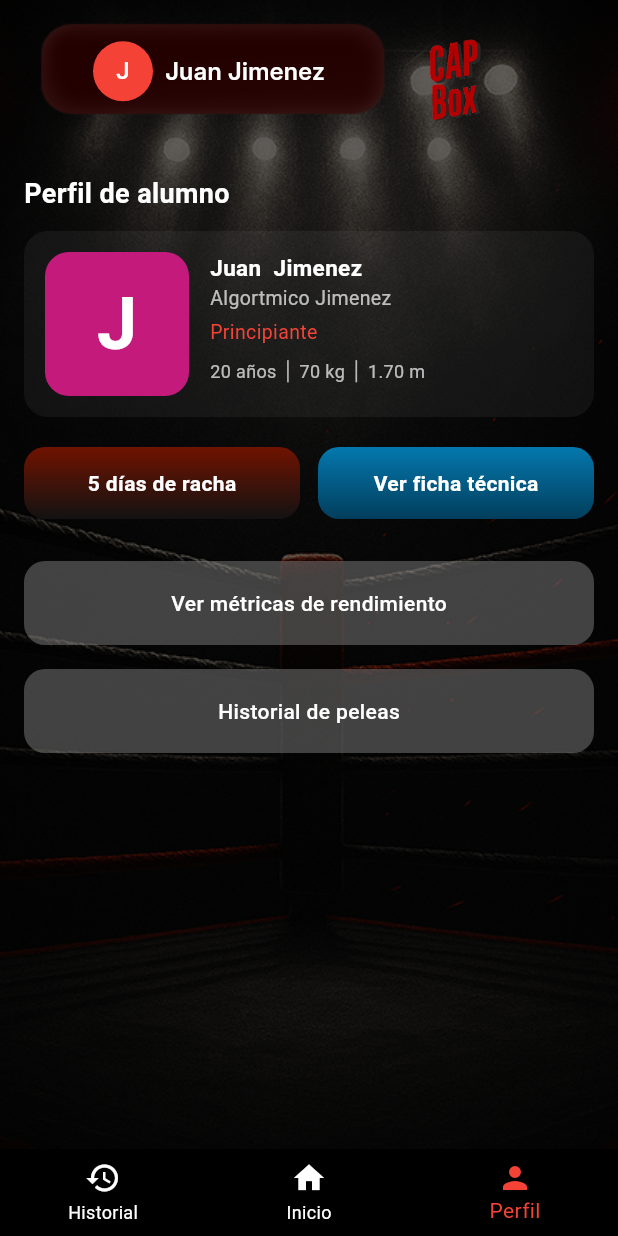
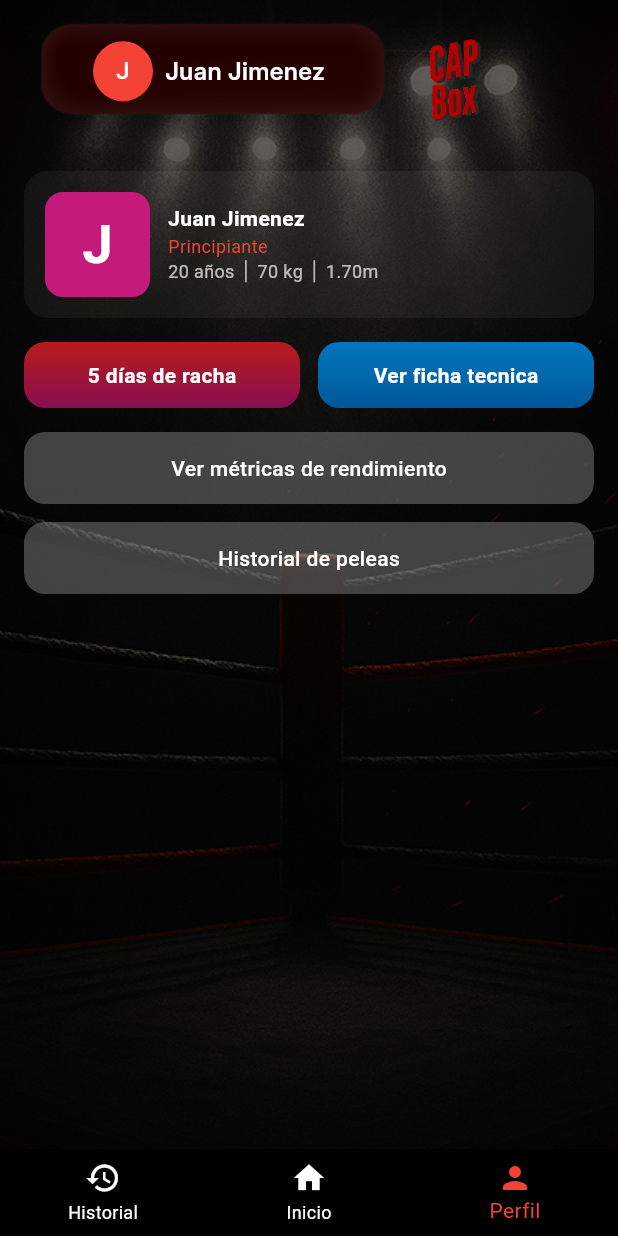
Before and after one commit to karenborralles/capbox, a Flutter app: the BoxerProfilePage screen opened by its route, on a phone screen of 412 x 824 dp. Run offline on Flutter 3.47's test engine with Material 3 defaults, Android fonts, the phone set to English and light mode, and no system bars; our stand-ins replace dio, fl_chart, go_router, google_sign_in.

Commit message:
vista perfil e historial

```diff
--- a/lib/features/boxer/presentation/pages/boxer_profile_page.dart
+++ b/lib/features/boxer/presentation/pages/boxer_profile_page.dart
@@ -19,7 +19,7 @@ class BoxerProfilePage extends StatelessWidget {
             height: double.infinity,
             fit: BoxFit.cover,
           ),
-          Container(color: Colors.black.withOpacity(.6)),
+          Container(color: Colors.black.withOpacity(0.6)),
           SafeArea(
             child: SingleChildScrollView(
               padding: const EdgeInsets.symmetric(horizontal: 16, vertical: 8),
@@ -27,50 +27,31 @@ class BoxerProfilePage extends StatelessWidget {
                 crossAxisAlignment: CrossAxisAlignment.start,
                 children: [
                   const BoxerHeader(),
-                  const SizedBox(height: 18),
-                  const Text(
-                    'Perfil de alumno',
-                    style: TextStyle(
-                      color: Colors.white,
-                      fontSize: 18,
-                      fontWeight: FontWeight.w700,
-                    ),
-                  ),
-                  const SizedBox(height: 12),
+                  const SizedBox(height: 16),
                   _studentCard(),
-                  const SizedBox(height: 20),
+                  const SizedBox(height: 16),
                   Row(
                     children: [
-                      Expanded(
-                        child: _pillButton(
-                          '5 días de racha',
-                          [Color(0xFF701300), Color(0xFF121212)],
-                        ),
-                      ),
+                      Expanded(child: _streakButton('5 días de racha')),
                       const SizedBox(width: 12),
                       Expanded(
                         child: GestureDetector(
-                          onTap: () {
-                            context.go('/ficha-tecnica');
-                          },
-                          child: _pillButton(
-                            'Ver ficha técnica',
-                            [Color(0xFF0478AE), Color(0xFF023E5C)],
-                          ),
+                          onTap: () => context.go('/ficha-tecnica'),
+                          child: _actionButton('Ver ficha tecnica'),
                         ),
                       ),
                     ],
                   ),
-                  const SizedBox(height: 28),
+                  const SizedBox(height: 16),
                   GestureDetector(
-                    onTap: () {
-                      context.go('/metrics');
-                    },
+                    onTap: () => context.go('/metrics'),
                     child: _bigAction('Ver métricas de rendimiento'),
                   ),
-                  const SizedBox(height: 16),
-                  _bigAction('Historial de peleas'),
-                  const SizedBox(height: 32),
+                  const SizedBox(height: 12),
+                  GestureDetector(
+                    onTap: () => context.go('/historial'),
+                    child: _bigAction('Historial de peleas'),
+                  ),
                 ],
               ),
             ),
@@ -83,59 +64,58 @@ class BoxerProfilePage extends StatelessWidget {
   Widget _studentCard() => Container(
         padding: const EdgeInsets.all(14),
         decoration: BoxDecoration(
-          color: Colors.white.withOpacity(.05),
+          color: Colors.white.withOpacity(0.05),
           borderRadius: BorderRadius.circular(16),
         ),
         child: Row(
-          crossAxisAlignment: CrossAxisAlignment.start,
           children: [
-            _avatarBig(),
-            const SizedBox(width: 14),
+            Container(
+              width: 70,
+              height: 70,
+              decoration: BoxDecoration(
+                color: const Color(0xFFC31A7B),
+                borderRadius: BorderRadius.circular(12),
+              ),
+              alignment: Alignment.center,
+              child: const Text(
+                'J',
+                style: TextStyle(
+                  color: Colors.white,
+                  fontSize: 36,
+                  fontWeight: FontWeight.bold,
+                ),
+              ),
+            ),
+            const SizedBox(width: 12),
             const Expanded(
               child: Column(
                 crossAxisAlignment: CrossAxisAlignment.start,
                 children: [
-                  Text('Juan  Jimenez',
-                      style: TextStyle(
-                          color: Colors.white,
-                          fontWeight: FontWeight.w700,
-                          fontSize: 15)),
-                  Text('Algortmico Jimenez',
-                      style: TextStyle(color: Colors.white70, fontSize: 13)),
-                  SizedBox(height: 4),
-                  Text('Principiante',
-                      style: TextStyle(color: Colors.red, fontSize: 13)),
-                  SizedBox(height: 8),
-                  Text('20 años │ 70 kg │ 1.70 m',
-                      style: TextStyle(color: Colors.white70, fontSize: 12)),
+                  Text(
+                    'Juan Jimenez',
+                    style: TextStyle(color: Colors.white, fontWeight: FontWeight.w700, fontSize: 14),
+                  ),
+                  Text(
+                    'Principiante',
+                    style: TextStyle(color: Colors.red, fontSize: 12),
+                  ),
+                  Text(
+                    '20 años │ 70 kg │ 1.70m',
+                    style: TextStyle(color: Colors.white70, fontSize: 12),
+                  ),
                 ],
               ),
-            ),
+            )
           ],
         ),
       );
 
-  Widget _avatarBig() => Container(
-        width: 96,
-        height: 96,
+  Widget _streakButton(String text) {
+    return Container(
+      padding: const EdgeInsets.symmetric(vertical: 12),
       decoration: BoxDecoration(
-          color: const Color(0xFFC31A7B),
-          borderRadius: BorderRadius.circular(16),
-        ),
-        alignment: Alignment.center,
-        child: const Text('J',
-            style: TextStyle(
-                color: Colors.white,
-                fontSize: 48,
-                fontWeight: FontWeight.bold)),
-      );
-
-  Widget _pillButton(String text, List<Color> gradientColors) {
-    return Container(
-      padding: const EdgeInsets.symmetric(vertical: 14),
-      decoration: BoxDecoration(
-        gradient: LinearGradient(
-          colors: gradientColors,
+        gradient: const LinearGradient(
+          colors: [Color(0xFFB71C1C), Color(0xFF880E4F)],
           begin: Alignment.topCenter,
           end: Alignment.bottomCenter,
         ),
@@ -144,16 +124,33 @@ class BoxerProfilePage extends StatelessWidget {
       alignment: Alignment.center,
       child: Text(
         text,
-        style: const TextStyle(
-          color: Colors.white,
-          fontWeight: FontWeight.w600,
-        ),
+        style: const TextStyle(color: Colors.white, fontWeight: FontWeight.w600, fontSize: 14),
       ),
     );
   }
 
-  Widget _bigAction(String text) => Container(
-        padding: const EdgeInsets.symmetric(vertical: 18),
+  Widget _actionButton(String text) {
+    return Container(
+      padding: const EdgeInsets.symmetric(vertical: 12),
+      decoration: BoxDecoration(
+        gradient: const LinearGradient(
+          colors: [Color(0xFF0277BD), Color(0xFF01579B)],
+          begin: Alignment.topCenter,
+          end: Alignment.bottomCenter,
+        ),
+        borderRadius: BorderRadius.circular(14),
+      ),
+      alignment: Alignment.center,
+      child: Text(
+        text,
+        style: const TextStyle(color: Colors.white, fontWeight: FontWeight.w600, fontSize: 14),
+      ),
+    );
+  }
+
+  Widget _bigAction(String text) {
+    return Container(
+      padding: const EdgeInsets.symmetric(vertical: 14),
       decoration: BoxDecoration(
         color: Colors.grey.withOpacity(0.4),
         borderRadius: BorderRadius.circular(14),
@@ -164,7 +161,9 @@ class BoxerProfilePage extends StatelessWidget {
         style: const TextStyle(
           color: Colors.white,
           fontWeight: FontWeight.w500,
+          fontSize: 14,
         ),
       ),
     );
   }
+}
```
Also changed, not shown: lib/core/router/app_router.dart (+10 -40 lines), lib/features/boxer/presentation/pages/boxer_history_page.dart (+138 -5 lines). Lines whose indentation alone changed are shown as unchanged.
